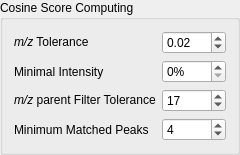
The window that lib/ui/widgets/cosine_options_widget.ui (metgem/metgem) describes before a commit, drawn with Qt 5.
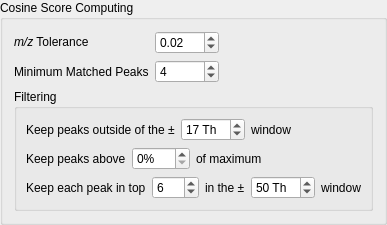
The same window after the commit.

Commit message: Add parameters to Cosine computations options and tune ProcessMgfDialog

```diff
--- a/lib/ui/widgets/cosine_options_widget.ui
+++ b/lib/ui/widgets/cosine_options_widget.ui
@@ -6,22 +6,35 @@
    <rect>
     <x>0</x>
     <y>0</y>
-    <width>220</width>
-    <height>131</height>
+    <width>353</width>
+    <height>220</height>
    </rect>
   </property>
   <property name="title">
    <string>Cosine Score Computing</string>
   </property>
   <layout class="QGridLayout" name="gridLayout">
-   <item row="3" column="0">
-    <widget class="QLabel" name="label_4">
-     <property name="text">
-      <string>Minimal Intensity</string>
+   <item row="2" column="1">
+    <widget class="QSpinBox" name="spinMinMatchedPeaks">
+     <property name="enabled">
+      <bool>true</bool>
+     </property>
+     <property name="maximum">
+      <number>100</number>
+     </property>
+     <property name="value">
+      <number>4</number>
      </property>
     </widget>
    </item>
    <item row="2" column="0">
+    <widget class="QLabel" name="label_6">
+     <property name="text">
+      <string>Minimum Matched Peaks</string>
+     </property>
+    </widget>
+   </item>
+   <item row="1" column="0">
     <widget class="QLabel" name="label_3">
      <property name="font">
       <font>
@@ -33,66 +46,7 @@
      </property>
     </widget>
    </item>
-   <item row="5" column="0" rowspan="2">
-    <widget class="QLabel" name="label_6">
-     <property name="text">
-      <string>Minimum Matched Peaks</string>
-     </property>
-    </widget>
-   </item>
-   <item row="3" column="1">
-    <widget class="QSpinBox" name="spinMinIntensity">
-     <property name="enabled">
-      <bool>true</bool>
-     </property>
-     <property name="suffix">
-      <string>%</string>
-     </property>
-     <property name="maximum">
-      <number>100</number>
-     </property>
-    </widget>
-   </item>
-   <item row="5" column="1" rowspan="2">
-    <widget class="QSpinBox" name="spinMinMatchedPeaks">
-     <property name="enabled">
-      <bool>true</bool>
-     </property>
-     <property name="maximum">
-      <number>100</number>
-     </property>
-     <property name="value">
-      <number>4</number>
-     </property>
-    </widget>
-   </item>
-   <item row="4" column="0">
-    <widget class="QLabel" name="label_5">
-     <property name="text">
-      <string>&lt;i&gt;m/z&lt;/i&gt; parent Filter Tolerance</string>
-     </property>
-    </widget>
-   </item>
-   <item row="4" column="1">
-    <widget class="QSpinBox" name="spinParentFilterTolerance">
-     <property name="enabled">
-      <bool>true</bool>
-     </property>
-     <property name="suffix">
-      <string/>
-     </property>
-     <property name="prefix">
-      <string/>
-     </property>
-     <property name="maximum">
-      <number>100</number>
-     </property>
-     <property name="value">
-      <number>17</number>
-     </property>
-    </widget>
-   </item>
-   <item row="2" column="1">
+   <item row="1" column="1">
     <widget class="QDoubleSpinBox" name="spinMZTolerance">
      <property name="enabled">
       <bool>true</bool>
@@ -114,7 +68,180 @@
      </property>
     </widget>
    </item>
-   <item row="2" column="2">
+   <item row="6" column="0" colspan="3">
+    <widget class="QGroupBox" name="groupBox">
+     <property name="title">
+      <string>Filtering</string>
+     </property>
+     <layout class="QVBoxLayout" name="verticalLayout">
+      <item>
+       <layout class="QHBoxLayout" name="horizontalLayout_3">
+        <item>
+         <widget class="QLabel" name="label_5">
+          <property name="text">
+           <string>Keep peaks outside of the ±</string>
+          </property>
+         </widget>
+        </item>
+        <item>
+         <widget class="QSpinBox" name="spinParentFilterTolerance">
+          <property name="enabled">
+           <bool>true</bool>
+          </property>
+          <property name="suffix">
+           <string> Th</string>
+          </property>
+          <property name="prefix">
+           <string/>
+          </property>
+          <property name="maximum">
+           <number>100</number>
+          </property>
+          <property name="value">
+           <number>17</number>
+          </property>
+         </widget>
+        </item>
+        <item>
+         <widget class="QLabel" name="label_9">
+          <property name="text">
+           <string>window</string>
+          </property>
+         </widget>
+        </item>
+        <item>
+         <spacer name="horizontalSpacer_4">
+          <property name="orientation">
+           <enum>Qt::Horizontal</enum>
+          </property>
+          <property name="sizeHint" stdset="0">
+           <size>
+            <width>40</width>
+            <height>20</height>
+           </size>
+          </property>
+         </spacer>
+        </item>
+       </layout>
+      </item>
+      <item>
+       <layout class="QHBoxLayout" name="horizontalLayout">
+        <item>
+         <widget class="QLabel" name="label_4">
+          <property name="text">
+           <string>Keep peaks above</string>
+          </property>
+         </widget>
+        </item>
+        <item>
+         <widget class="QSpinBox" name="spinMinIntensity">
+          <property name="enabled">
+           <bool>true</bool>
+          </property>
+          <property name="suffix">
+           <string>%</string>
+          </property>
+          <property name="maximum">
+           <number>100</number>
+          </property>
+         </widget>
+        </item>
+        <item>
+         <widget class="QLabel" name="label_2">
+          <property name="text">
+           <string>of maximum</string>
+          </property>
+         </widget>
+        </item>
+        <item>
+         <spacer name="horizontalSpacer_2">
+          <property name="orientation">
+           <enum>Qt::Horizontal</enum>
+          </property>
+          <property name="sizeHint" stdset="0">
+           <size>
+            <width>40</width>
+            <height>20</height>
+           </size>
+          </property>
+         </spacer>
+        </item>
+       </layout>
+      </item>
+      <item>
+       <layout class="QHBoxLayout" name="horizontalLayout_2">
+        <item>
+         <widget class="QLabel" name="label">
+          <property name="text">
+           <string>Keep each peak in top</string>
+          </property>
+         </widget>
+        </item>
+        <item>
+         <widget class="QSpinBox" name="spinMinMatchedPeaksSearch">
+          <property name="minimum">
+           <number>1</number>
+          </property>
+          <property name="maximum">
+           <number>100</number>
+          </property>
+          <property name="value">
+           <number>6</number>
+          </property>
+         </widget>
+        </item>
+        <item>
+         <widget class="QLabel" name="label_7">
+          <property name="text">
+           <string>in the ±</string>
+          </property>
+         </widget>
+        </item>
+        <item>
+         <widget class="QSpinBox" name="spinMatchedPeaksWindow">
+          <property name="suffix">
+           <string> Th</string>
+          </property>
+          <property name="minimum">
+           <number>1</number>
+          </property>
+          <property name="maximum">
+           <number>500</number>
+          </property>
+          <property name="singleStep">
+           <number>50</number>
+          </property>
+          <property name="value">
+           <number>50</number>
+          </property>
+         </widget>
+        </item>
+        <item>
+         <widget class="QLabel" name="label_8">
+          <property name="text">
+           <string>window</string>
+          </property>
+         </widget>
+        </item>
+        <item>
+         <spacer name="horizontalSpacer_3">
+          <property name="orientation">
+           <enum>Qt::Horizontal</enum>
+          </property>
+          <property name="sizeHint" stdset="0">
+           <size>
+            <width>40</width>
+            <height>20</height>
+           </size>
+          </property>
+         </spacer>
+        </item>
+       </layout>
+      </item>
+     </layout>
+    </widget>
+   </item>
+   <item row="1" column="2" rowspan="2">
     <spacer name="horizontalSpacer">
      <property name="orientation">
       <enum>Qt::Horizontal</enum>
```
Left out of the diff: 3 changed lines with no effect on the pictures. The commit also changes 4 other files.
